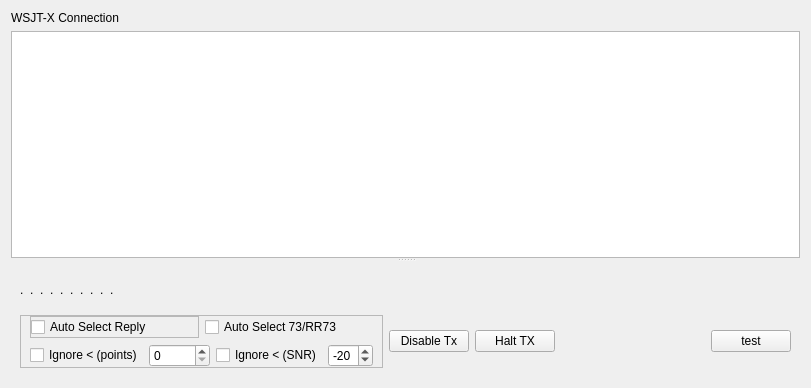
Qt form mqt/MqtLogger/WsjtxFrame.ui (Rsclub22/Minos2-Mirror) before a commit.
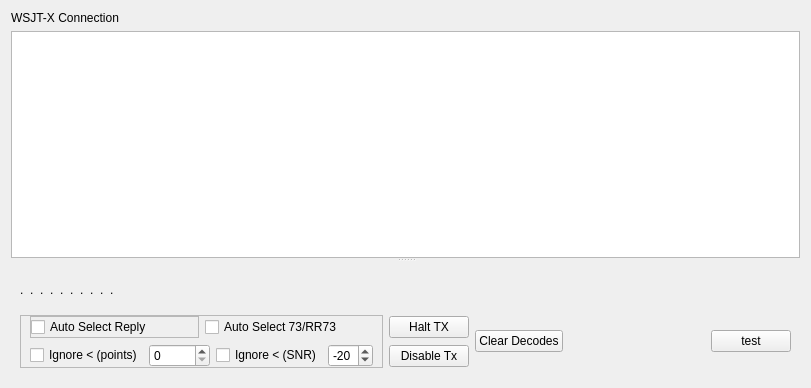
The same form after that commit. Custom widgets are drawn as their Qt base class.

Commit message: Add clear decodes to we can do it from Minos

What changed in the file:
```diff
--- a/mqt/MqtLogger/WsjtxFrame.ui
+++ b/mqt/MqtLogger/WsjtxFrame.ui
@@ -76,8 +76,8 @@
         <rect>
          <x>0</x>
          <y>0</y>
-         <width>779</width>
-         <height>105</height>
+         <width>793</width>
+         <height>122</height>
         </rect>
        </property>
        <property name="sizePolicy">
@@ -86,7 +86,7 @@
          <verstretch>0</verstretch>
         </sizepolicy>
        </property>
-       <layout class="QVBoxLayout" name="verticalLayout_2">
+       <layout class="QVBoxLayout" name="verticalLayout_5">
         <item>
          <layout class="QHBoxLayout" name="horizontalLayout_4">
           <property name="sizeConstraint">
@@ -183,9 +183,6 @@
         </item>
         <item>
          <layout class="QHBoxLayout" name="horizontalLayout_7">
-          <property name="sizeConstraint">
-           <enum>QLayout::SetDefaultConstraint</enum>
-          </property>
           <item>
            <widget class="QFrame" name="autoSelectReplyFrame">
             <property name="sizePolicy">
@@ -323,15 +320,7 @@
           <item>
            <layout class="QHBoxLayout" name="horizontalLayout_6">
             <item>
-             <widget class="QPushButton" name="auto_off_button_">
-              <property name="focusPolicy">
-               <enum>Qt::NoFocus</enum>
-              </property>
-              <property name="text">
-               <string>Disable Tx</string>
-              </property>
-             </widget>
-            </item>
+             <layout class="QVBoxLayout" name="verticalLayout_2">
             <item>
              <widget class="QPushButton" name="halt_tx_button_">
               <property name="focusPolicy">
@@ -341,6 +330,29 @@
                <string>Halt TX</string>
               </property>
              </widget>
+              </item>
+              <item>
+               <widget class="QPushButton" name="auto_off_button_">
+                <property name="focusPolicy">
+                 <enum>Qt::NoFocus</enum>
+                </property>
+                <property name="text">
+                 <string>Disable Tx</string>
+                </property>
+               </widget>
+              </item>
+             </layout>
+            </item>
+            <item>
+             <layout class="QVBoxLayout" name="verticalLayout_4">
+              <item>
+               <widget class="QPushButton" name="clearDecodesButton">
+                <property name="text">
+                 <string>Clear Decodes</string>
+                </property>
+               </widget>
+              </item>
+             </layout>
             </item>
             <item>
              <spacer name="horizontalSpacer">
```
Lines whose indentation alone changed are shown as unchanged. The commit also changes 7 other files.
